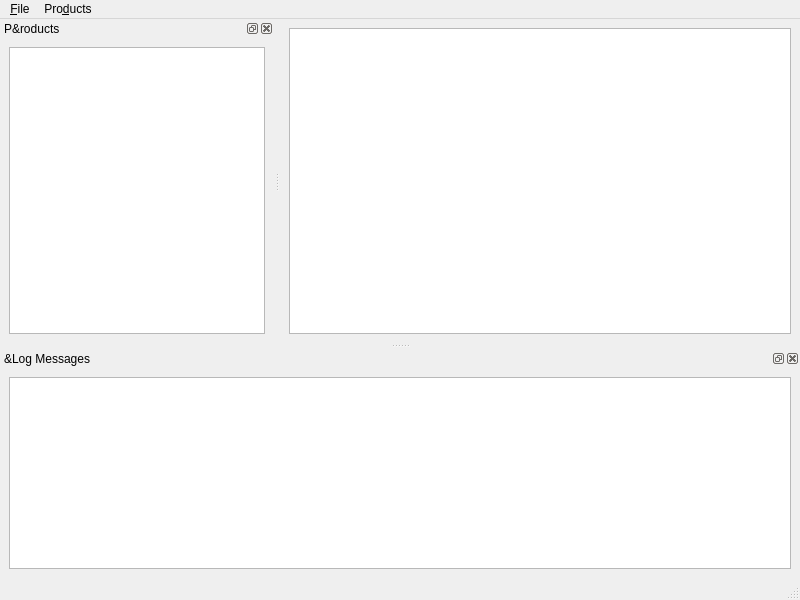
Qt form analyzer/mainwindow.ui (KDE/kuserfeedback) before a commit.
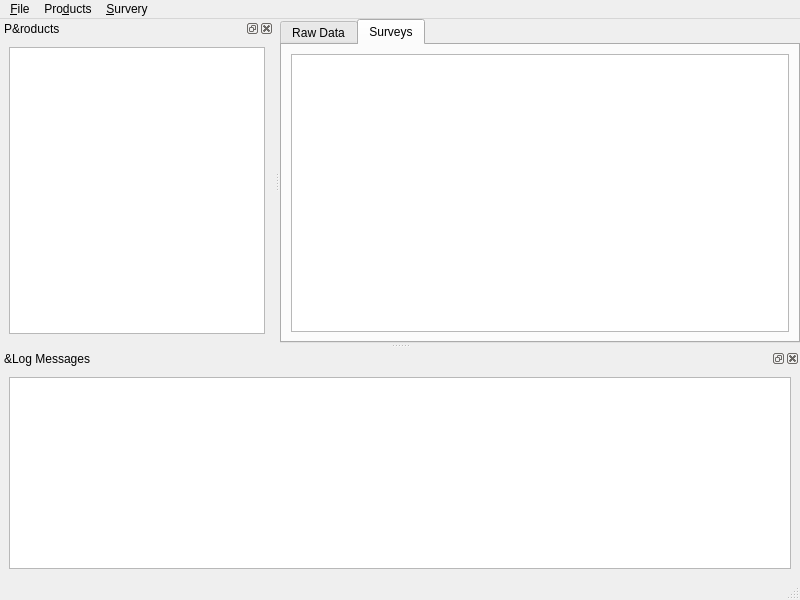
The same form after that commit. The open tabs and pages were chosen to show the change.

Commit message:
Start to add surveys.
Listing works, creating partially works, update/delete still missing.

The edit to the form file:
```diff
--- a/analyzer/mainwindow.ui
+++ b/analyzer/mainwindow.ui
@@ -15,8 +15,51 @@
   </property>
   <widget class="QWidget" name="centralwidget">
    <layout class="QVBoxLayout" name="verticalLayout_3">
+    <property name="leftMargin">
+     <number>0</number>
+    </property>
+    <property name="topMargin">
+     <number>0</number>
+    </property>
+    <property name="rightMargin">
+     <number>0</number>
+    </property>
+    <property name="bottomMargin">
+     <number>0</number>
+    </property>
     <item>
-     <widget class="QTableView" name="dataView"/>
+     <widget class="QTabWidget" name="tabWidget">
+      <property name="currentIndex">
+       <number>0</number>
+      </property>
+      <widget class="QWidget" name="dataTab">
+       <attribute name="title">
+        <string>Raw Data</string>
+       </attribute>
+       <layout class="QVBoxLayout" name="verticalLayout_4">
+        <item>
+         <widget class="QTableView" name="dataView"/>
+        </item>
+       </layout>
+      </widget>
+      <widget class="QWidget" name="surveyTab">
+       <attribute name="title">
+        <string>Surveys</string>
+       </attribute>
+       <layout class="QVBoxLayout" name="verticalLayout_5">
+        <item>
+         <widget class="QTreeView" name="surveyView">
+          <property name="rootIsDecorated">
+           <bool>false</bool>
+          </property>
+          <property name="uniformRowHeights">
+           <bool>true</bool>
+          </property>
+         </widget>
+        </item>
+       </layout>
+      </widget>
+     </widget>
     </item>
    </layout>
   </widget>
@@ -44,8 +87,16 @@
     <addaction name="actionAddProduct"/>
     <addaction name="actionDeleteProduct"/>
    </widget>
+   <widget class="QMenu" name="menu_Survery">
+    <property name="title">
+     <string>&amp;Survery</string>
+    </property>
+    <addaction name="actionAddSurvey"/>
+    <addaction name="actionDeleteSurvey"/>
+   </widget>
    <addaction name="menu_File"/>
    <addaction name="menu_Products"/>
+   <addaction name="menu_Survery"/>
   </widget>
   <widget class="QStatusBar" name="statusbar"/>
   <widget class="QDockWidget" name="logDock">
```
Left out of the diff: 16 changed lines with no effect on the pictures. The commit also changes 10 other files.
